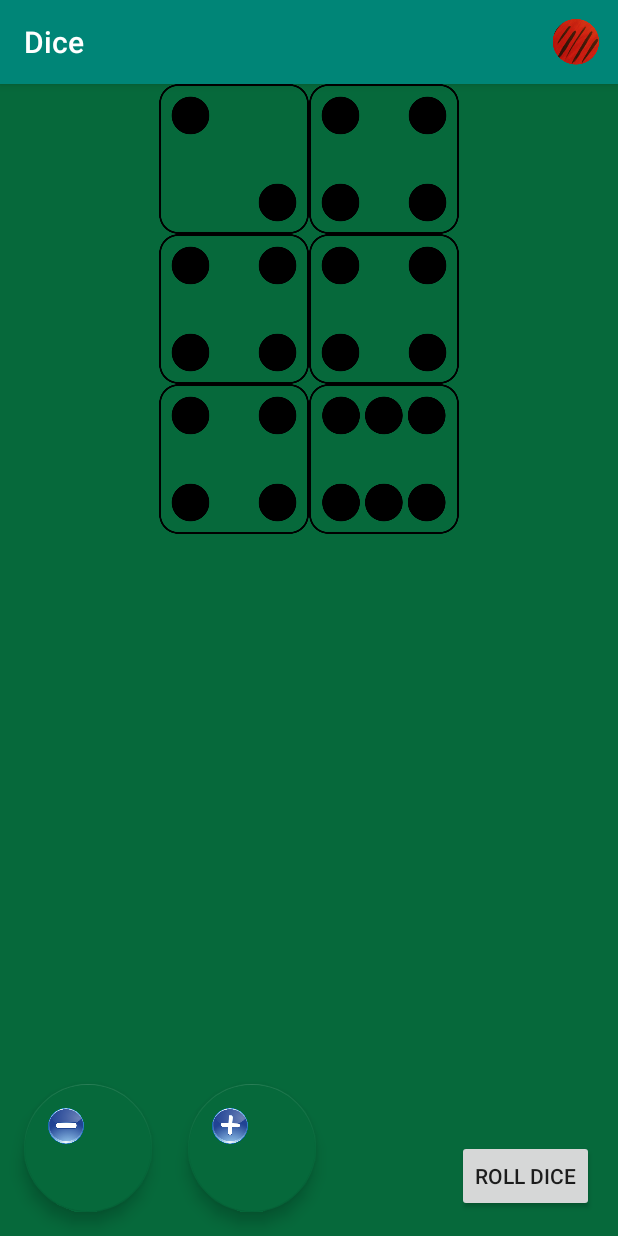
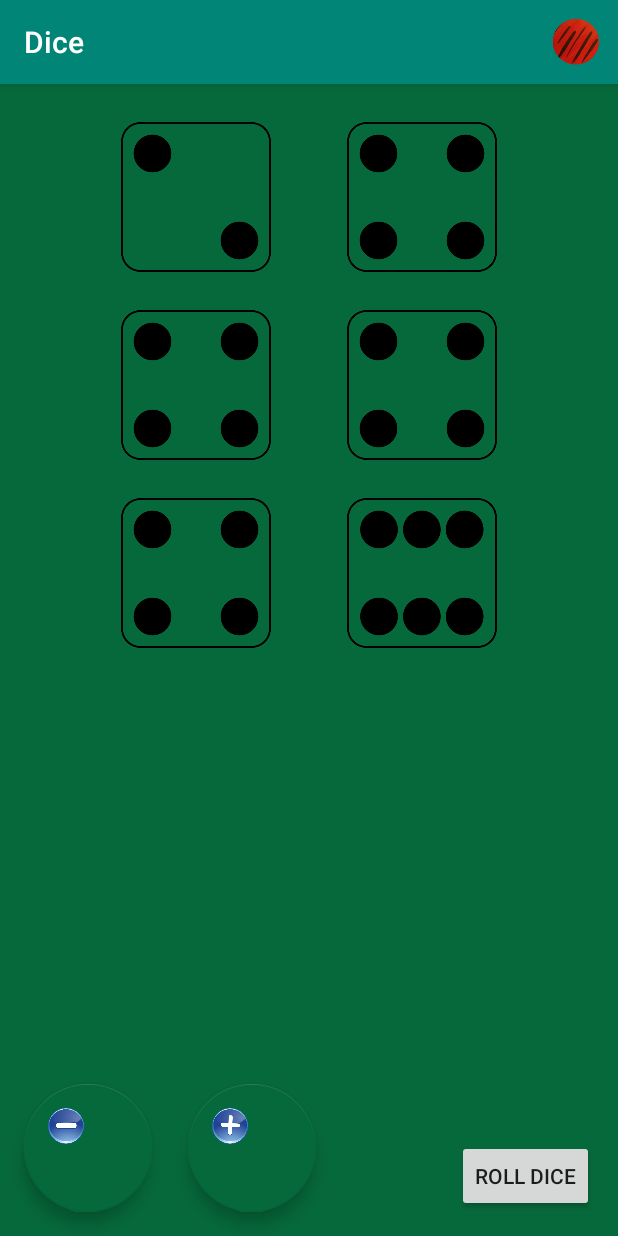
Before and after one commit to lucschulz/Dice, an Android app: the screen it shows after launch (MainActivity), on a phone screen of 412 x 824 dp. Run offline under Robolectric (Android 15) with nearby library versions, the phone set to English and light mode, and no system bars.

Commit message:
Add image instance to Die class instance.

```diff
--- a/app/src/main/java/ca/lucschulz/dice/MainActivity.java
+++ b/app/src/main/java/ca/lucschulz/dice/MainActivity.java
@@ -11,17 +11,21 @@ import android.view.View;
 import android.widget.Button;
 import android.widget.ImageView;
 
+import java.util.ArrayList;
+import java.util.List;
+
 
 public class MainActivity extends AppCompatActivity {
 
     private Dice dice;
-
+    private List<ImageView> dieImages;
 
     @Override
     protected void onCreate(Bundle savedInstanceState) {
         super.onCreate(savedInstanceState);
         setContentView(R.layout.activity_main);
 
+        dieImages = new ArrayList<ImageView>();
         dice = new Dice();
         configureButtons();
         configureDice();
@@ -48,18 +52,25 @@ public class MainActivity extends AppCompatActivity {
 
 
     private void configureDice() {
-        Die die = new Die();
-        Die die2 = new Die();
+        for(int i = 0; i < 6; i++){
+            String imgId = "img_die" + i;
+            int imageResourceId = getResources().getIdentifier(imgId, "id", getPackageName());
+            ImageView imgView = findViewById(imageResourceId);
 
-        dice.addDie(die);
-        dice.addDie(die2);
+            Die die = new Die();
+            die.setVisible(true);
+            die.setImageView(imgView);
+            dice.addDie(die);
+        }
     }
+
 
 
     private void showAboutInfo() {
         Intent intent = new Intent(this, About.class);
         startActivity(intent);
     }
+
 
 
 
--- a/app/src/main/res/layout/activity_main.xml
+++ b/app/src/main/res/layout/activity_main.xml
@@ -17,6 +17,7 @@
             android:layout_width="match_parent"
             android:layout_height="wrap_content"
             android:gravity="center_horizontal"
+            android:layout_marginTop="25dp"
             android:orientation="horizontal">
 
             <ImageView
@@ -24,8 +25,7 @@
                 android:layout_width="100dp"
                 android:layout_height="100dp"
                 android:contentDescription="@string/dieLeft1_Description"
-                app:layout_constraintStart_toStartOf="parent"
-                app:layout_constraintTop_toTopOf="parent"
+                android:layout_marginEnd="25dp"
                 app:srcCompat="@drawable/die2" />
 
             <ImageView
@@ -33,6 +33,7 @@
                 android:layout_width="100dp"
                 android:layout_height="100dp"
                 android:contentDescription="@string/dieLeft2_Description"
+                android:layout_marginStart="25dp"
                 android:visibility="visible"
                 app:srcCompat="@drawable/die4" />
         </LinearLayout>
@@ -40,6 +41,7 @@
         <LinearLayout
             android:layout_width="match_parent"
             android:layout_height="match_parent"
+            android:layout_marginTop="25dp"
             android:gravity="center_horizontal"
             android:orientation="horizontal">
 
@@ -48,6 +50,7 @@
                 android:layout_width="100dp"
                 android:layout_height="100dp"
                 android:contentDescription="@string/dieLeft2_Description"
+                android:layout_marginEnd="25dp"
                 app:srcCompat="@drawable/die4" />
 
             <ImageView
@@ -55,6 +58,7 @@
                 android:layout_width="100dp"
                 android:layout_height="100dp"
                 android:contentDescription="@string/dieLeft2_Description"
+                android:layout_marginStart="25dp"
                 app:srcCompat="@drawable/die4" />
 
         </LinearLayout>
@@ -62,6 +66,7 @@
         <LinearLayout
             android:layout_width="match_parent"
             android:layout_height="match_parent"
+            android:layout_marginTop="25dp"
             android:gravity="center_horizontal"
             android:orientation="horizontal"
             android:visibility="visible">
@@ -71,6 +76,7 @@
                 android:layout_width="100dp"
                 android:layout_height="100dp"
                 android:contentDescription="@string/dieLeft2_Description"
+                android:layout_marginEnd="25dp"
                 app:srcCompat="@drawable/die4" />
 
             <ImageView
@@ -78,6 +84,7 @@
                 android:layout_width="100dp"
                 android:layout_height="100dp"
                 android:contentDescription="@string/dieRight1_Description"
+                android:layout_marginStart="25dp"
                 app:srcCompat="@drawable/die6" />
         </LinearLayout>
     </LinearLayout>
```
